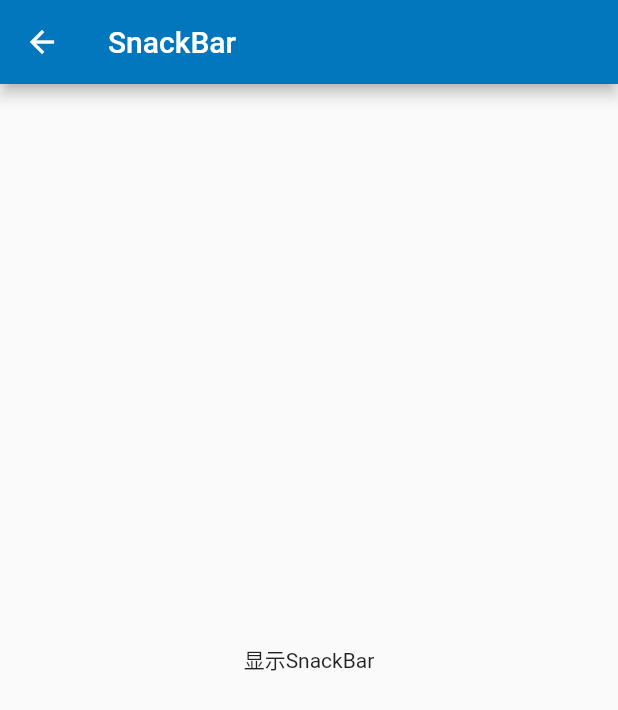
After one commit to chinabrant/flutter_study, a Flutter app: the SnackBarPage screen opened by its route, on a phone screen of 412 x 824 dp. The commit adds this screen. Shown: the top 710 px of the screen. Run offline on Flutter 3.47's test engine with Material 2 defaults, Android fonts, the phone set to English and light mode, and no system bars.

Commit message:
添加SnackBar

```diff
--- a/lib/main.dart
+++ b/lib/main.dart
@@ -8,6 +8,7 @@ import './text_style/text_style_demo.dart';
 import './load_more/load_more_demo.dart';
 import './list/list_view_demo.dart';
 import './theme/theme_demo.dart';
+import './snackbar/snackbar_demo.dart';
 
 void main() => runApp(new MyApp());
 
@@ -32,6 +33,7 @@ class MyApp extends StatelessWidget {
         '/load/more': (_) => new LoadMorePage(),
         '/list/index': (_) => new ListViewPage(),
         '/theme/index': (_) => new ThemeDemo(),
+        '/snackbar/index': (_) => new SnackBarPage(),
       },
     );
   }
@@ -62,6 +64,7 @@ class _MyHomePageState extends State<MyHomePage> {
     list.add({"title": '上拉加载更多', 'type': 'lm', 'router': '/load/more'});
     list.add({"title": 'ListView', 'type': 'list', 'router': '/list/index'});
     list.add({"title": '使用主题', 'type': 'theme', 'router': '/theme/index'});
+    list.add({"title": 'SnackBar', 'type': 'snackbar', 'router': '/snackbar/index'});
   }
 
   @override
--- /dev/null
+++ b/lib/snackbar/snackbar_demo.dart
@@ -0,0 +1,30 @@
+import 'package:flutter/material.dart';
+
+class SnackBarPage extends StatefulWidget {
+  @override
+  State<StatefulWidget> createState() {
+    return new SnackBarPageState();
+  }
+}
+
+class SnackBarPageState extends State<SnackBarPage> {
+  @override
+  Widget build(BuildContext context) {
+    return new Scaffold(
+        appBar: new AppBar(
+          title: new Text('SnackBar'),
+        ),
+        body: new Builder(builder: (BuildContext context) {
+          return new Center(
+            child: new GestureDetector(
+              onTap: () {
+                final snackBar =
+                    new SnackBar(content: new Text('这是一个SnackBar'));
+                Scaffold.of(context).showSnackBar(snackBar);
+              },
+              child: new Text('显示SnackBar'),
+            ),
+          );
+        }));
+  }
+}
```
